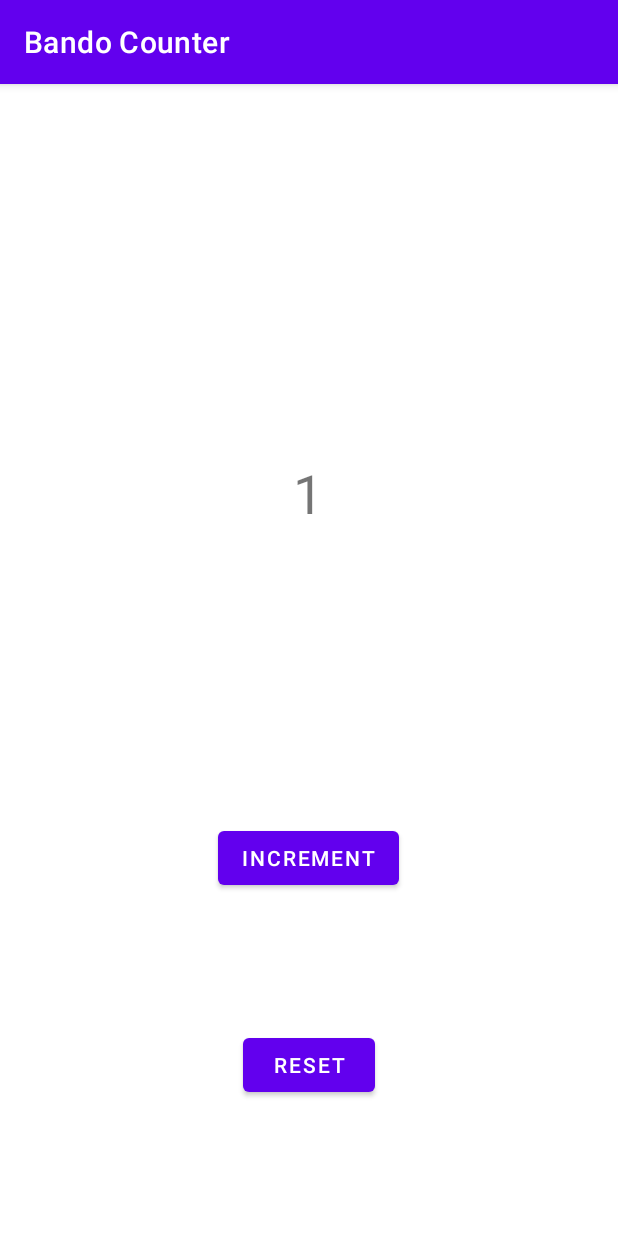
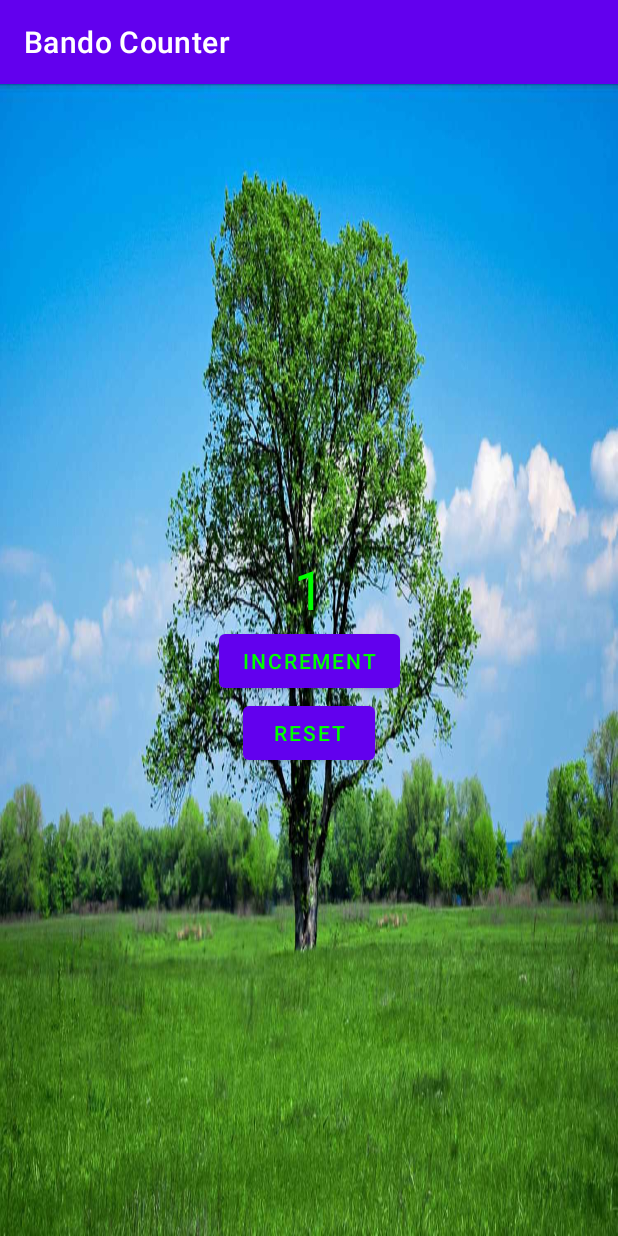
Before and after one commit to Lukewtr/CountingAPP, an Android app: the screen it shows after launch (MainActivity), after a tap on "INCREMENT", on a phone screen of 412 x 824 dp. Run offline under Robolectric (Android 15) with nearby library versions, the phone set to English and light mode, and no system bars.

Commit message:
ADD: keep tracks of counter

```diff
--- a/app/src/main/java/com/example/bandocounter/MainActivity.java
+++ b/app/src/main/java/com/example/bandocounter/MainActivity.java
@@ -1,43 +1,48 @@
 package com.example.bandocounter;
 
 import androidx.appcompat.app.AppCompatActivity;
+import android.content.Context;
+import android.content.SharedPreferences;
 import android.os.Bundle;
 import android.view.View;
 import android.widget.Button;
 import android.widget.TextView;
 
-import com.example.bandocounter.R;
-
-
 public class MainActivity extends AppCompatActivity {
 
-    private int count = 0;
     private TextView countTextView;
     private Button incrementButton;
     private Button resetButton;
+    private SharedPreferences prefs;
 
     @Override
     protected void onCreate(Bundle savedInstanceState) {
         super.onCreate(savedInstanceState);
         setContentView(R.layout.activity_main);
 
-        countTextView = (TextView) findViewById(R.id.count_textview);
-        incrementButton = (Button) findViewById(R.id.increment_button);
-        resetButton = (Button) findViewById(R.id.reset_button);
+        countTextView = findViewById(R.id.count_textview);
+        incrementButton = findViewById(R.id.increment_button);
+        resetButton = findViewById(R.id.reset_button);
+
+        prefs = getPreferences(Context.MODE_PRIVATE);
+        int count = prefs.getInt("count", 0);
+        countTextView.setText(String.valueOf(count));
 
         incrementButton.setOnClickListener(new View.OnClickListener() {
             @Override
             public void onClick(View view) {
-                count++;
+                int count = prefs.getInt("count", 0) + 1;
                 countTextView.setText(String.valueOf(count));
+                prefs.edit().putInt("count", count).apply();
             }
         });
 
         resetButton.setOnClickListener(new View.OnClickListener() {
             @Override
             public void onClick(View view) {
-                count = 0;
+                int count = 0;
                 countTextView.setText(String.valueOf(count));
+                prefs.edit().putInt("count", count).apply();
             }
         });
     }
--- a/app/src/main/res/layout/activity_main.xml
+++ b/app/src/main/res/layout/activity_main.xml
@@ -2,8 +2,10 @@
 <androidx.constraintlayout.widget.ConstraintLayout
     xmlns:android="http://schemas.android.com/apk/res/android"
     xmlns:app="http://schemas.android.com/apk/res-auto"
+    android:id="@+id/main_layout"
     android:layout_width="match_parent"
-    android:layout_height="match_parent">
+    android:layout_height="match_parent"
+    android:background="@drawable/tree">
 
     <TextView
         android:id="@+id/count_textview"
@@ -11,36 +13,35 @@
         android:layout_height="wrap_content"
         android:text="0"
         android:textSize="36sp"
-        app:layout_constraintBottom_toTopOf="@+id/increment_button"
+        android:textColor="#00ff00"
+        app:layout_constraintTop_toTopOf="parent"
+        app:layout_constraintBottom_toTopOf="@id/increment_button"
+        app:layout_constraintStart_toStartOf="parent"
         app:layout_constraintEnd_toEndOf="parent"
-        app:layout_constraintHorizontal_bias="0.498"
-        app:layout_constraintStart_toStartOf="parent"
-        app:layout_constraintTop_toTopOf="parent"
-        app:layout_constraintVertical_bias="0.559"
-        app:layout_constraintVertical_chainStyle="packed" />
+        app:layout_constraintVertical_chainStyle="packed"/>
 
     <Button
         android:id="@+id/increment_button"
         android:layout_width="wrap_content"
         android:layout_height="wrap_content"
-        android:layout_marginBottom="228dp"
         android:text="Increment"
-        app:layout_constraintBottom_toBottomOf="parent"
+        android:textColor="#00ff00"
+        app:layout_constraintTop_toBottomOf="@id/count_textview"
+        app:layout_constraintBottom_toTopOf="@id/reset_button"
+        app:layout_constraintStart_toStartOf="parent"
         app:layout_constraintEnd_toEndOf="parent"
-        app:layout_constraintHorizontal_bias="0.498"
-        app:layout_constraintStart_toStartOf="parent"
-        app:layout_constraintTop_toBottomOf="@+id/counter_textview"
-        app:layout_constraintVertical_chainStyle="packed" />
+        app:layout_constraintVertical_chainStyle="packed"/>
 
     <Button
         android:id="@+id/reset_button"
         android:layout_width="wrap_content"
         android:layout_height="wrap_content"
         android:text="Reset"
-        app:layout_constraintTop_toBottomOf="@+id/increment_button"
+        android:textColor="#00ff00"
+        app:layout_constraintTop_toBottomOf="@id/increment_button"
+        app:layout_constraintBottom_toBottomOf="parent"
         app:layout_constraintStart_toStartOf="parent"
         app:layout_constraintEnd_toEndOf="parent"
-        app:layout_constraintBottom_toBottomOf="parent"
         app:layout_constraintVertical_chainStyle="packed"/>
 
 </androidx.constraintlayout.widget.ConstraintLayout>
```
Also changed, not shown: app/src/main/java/com/example/bandocounter/DatabaseHelper.java (added, +40 -0 lines), app/src/main/res/drawable/tree.png (added).
